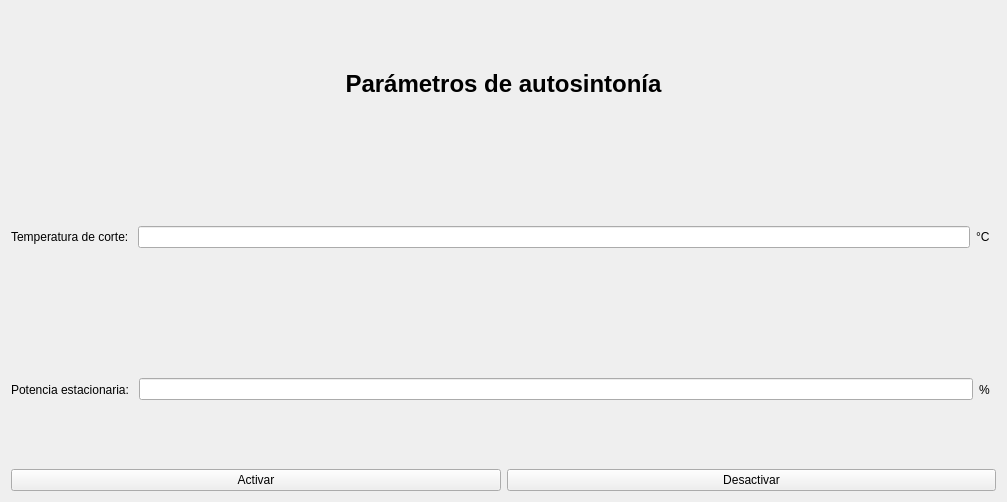
The window that src/view/auto_tunning_tab_view.ui (martincrxz/induction-heater-software) describes before a commit, drawn with Qt 5.
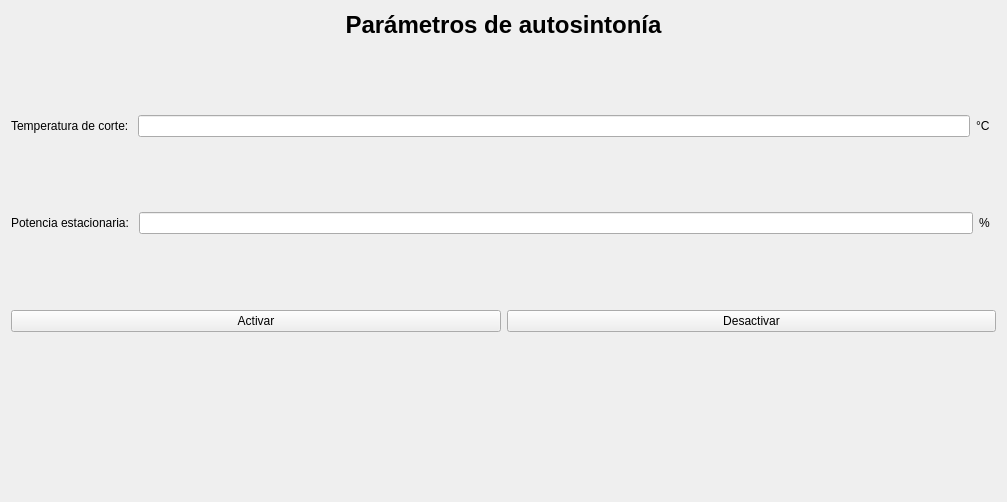
The same window after the commit. Icons and pictures are not drawn.

Commit message: Agregado un label para notificar los estados del ZN

Patch:
```diff
--- a/src/view/auto_tunning_tab_view.ui
+++ b/src/view/auto_tunning_tab_view.ui
@@ -23,6 +23,19 @@
        </property>
       </widget>
      </item>
+     <item>
+      <spacer name="verticalSpacer">
+       <property name="orientation">
+        <enum>Qt::Vertical</enum>
+       </property>
+       <property name="sizeHint" stdset="0">
+        <size>
+         <width>20</width>
+         <height>40</height>
+        </size>
+       </property>
+      </spacer>
+     </item>
      <item>
       <layout class="QHBoxLayout" name="horizontalLayout">
        <item>
@@ -51,6 +64,19 @@
        </item>
       </layout>
      </item>
+     <item>
+      <spacer name="verticalSpacer_2">
+       <property name="orientation">
+        <enum>Qt::Vertical</enum>
+       </property>
+       <property name="sizeHint" stdset="0">
+        <size>
+         <width>20</width>
+         <height>40</height>
+        </size>
+       </property>
+      </spacer>
+     </item>
      <item>
       <layout class="QHBoxLayout" name="horizontalLayout_2">
        <item>
@@ -79,6 +105,19 @@
        </item>
       </layout>
      </item>
+     <item>
+      <spacer name="verticalSpacer_3">
+       <property name="orientation">
+        <enum>Qt::Vertical</enum>
+       </property>
+       <property name="sizeHint" stdset="0">
+        <size>
+         <width>20</width>
+         <height>40</height>
+        </size>
+       </property>
+      </spacer>
+     </item>
      <item>
       <layout class="QHBoxLayout" name="horizontalLayout_3">
        <item>
@@ -97,6 +136,39 @@
        </item>
       </layout>
      </item>
+     <item>
+      <spacer name="verticalSpacer_4">
+       <property name="orientation">
+        <enum>Qt::Vertical</enum>
+       </property>
+       <property name="sizeHint" stdset="0">
+        <size>
+         <width>20</width>
+         <height>40</height>
+        </size>
+       </property>
+      </spacer>
+     </item>
+     <item>
+      <widget class="QLabel" name="status_label">
+       <property name="text">
+        <string/>
+       </property>
+      </widget>
+     </item>
+     <item>
+      <spacer name="verticalSpacer_5">
+       <property name="orientation">
+        <enum>Qt::Vertical</enum>
+       </property>
+       <property name="sizeHint" stdset="0">
+        <size>
+         <width>20</width>
+         <height>40</height>
+        </size>
+       </property>
+      </spacer>
+     </item>
     </layout>
    </item>
   </layout>
```
The commit also changes 3 other files.
